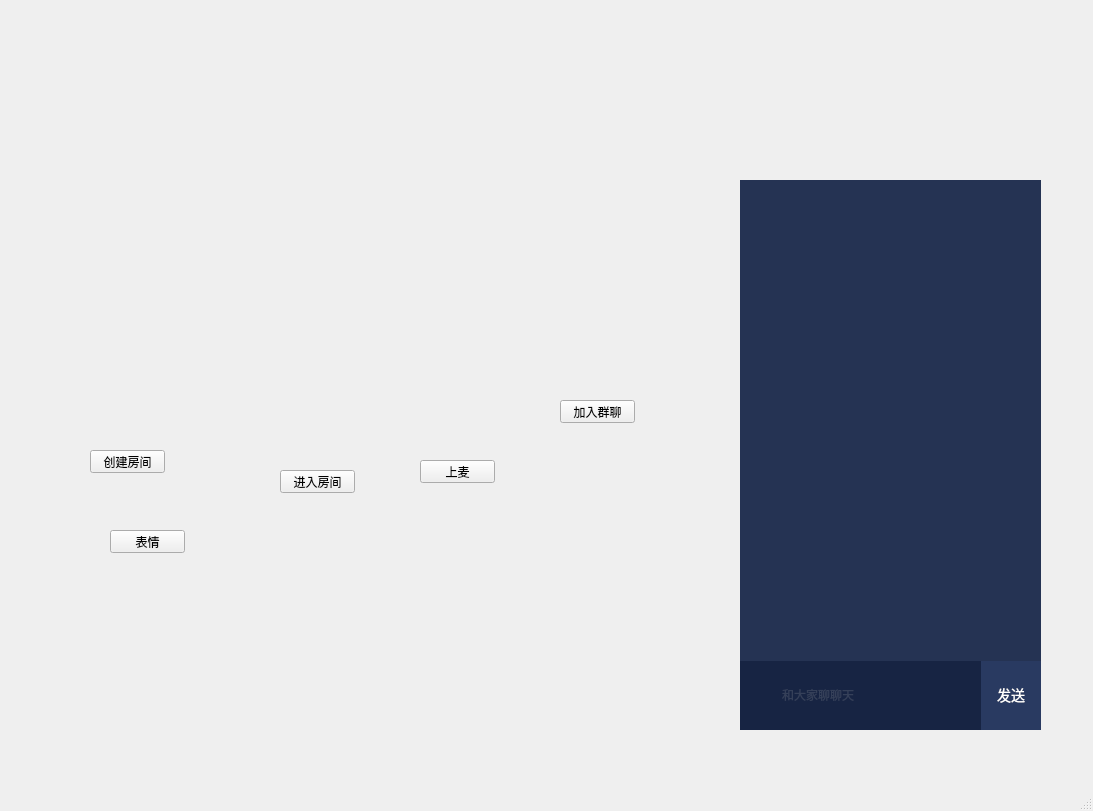
Old version of the form UI/mainwindow.ui in the repository zhaopan06/AudioTool.
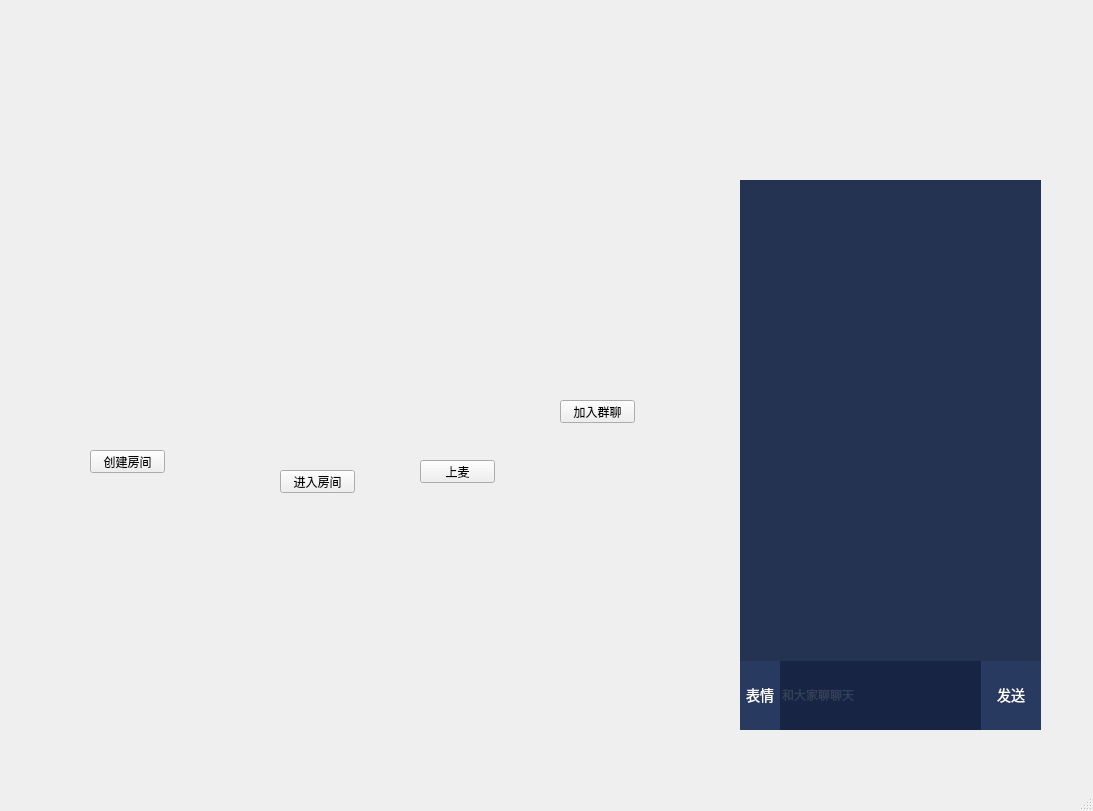
New version of the form. Icons and pictures are not drawn.

Commit message: 表情发送和接收功能ok

```diff
--- a/UI/mainwindow.ui
+++ b/UI/mainwindow.ui
@@ -66,19 +66,6 @@
      <string>加入群聊</string>
     </property>
    </widget>
-   <widget class="QPushButton" name="pushButton_3">
-    <property name="geometry">
-     <rect>
-      <x>110</x>
-      <y>530</y>
-      <width>75</width>
-      <height>23</height>
-     </rect>
-    </property>
-    <property name="text">
-     <string>表情</string>
-    </property>
-   </widget>
    <widget class="QFrame" name="frame_6">
     <property name="geometry">
      <rect>
@@ -144,11 +131,14 @@
         </size>
        </property>
        <property name="styleSheet">
-        <string notr="true">border:none;
-background:rgba(23,36,67,1);</string>
+        <string notr="true">background:rgba(41,58,97,1);
+font-size:14px;
+font-family:MicrosoftYaHei;
+color:rgba(255,255,255,1);
+</string>
        </property>
        <property name="text">
-        <string/>
+        <string>表情</string>
        </property>
        <property name="icon">
         <iconset resource="../../../../QT_qml_Test/PowerDog/res.qrc">
```
Left out of the diff: 6 changed lines with no effect on the pictures. The commit also changes 6 other files.
